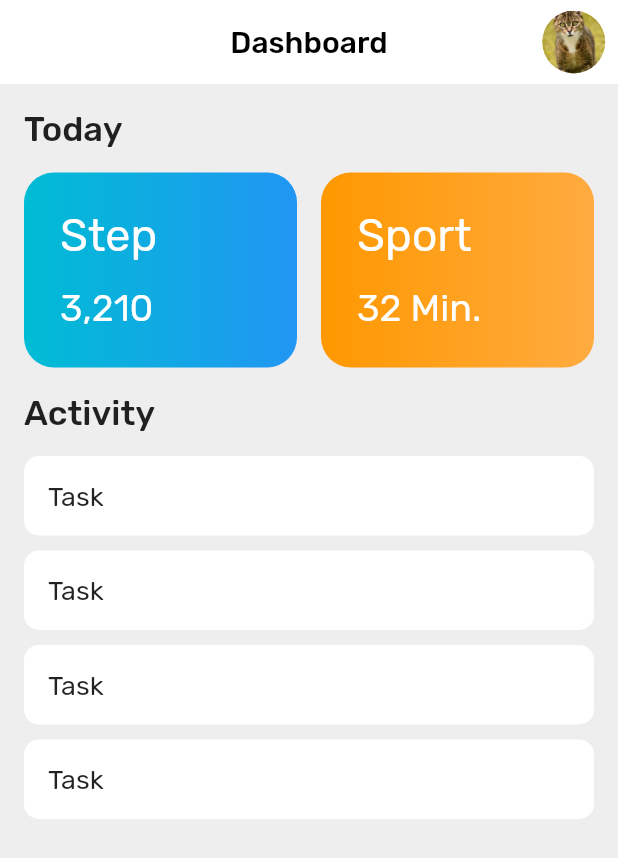
After one commit to anusornleo/100_Day_Flutter, a Flutter app: the Dashboard screen opened directly, on a phone screen of 412 x 824 dp. The commit adds this screen. Shown: the top 858 px of the screen. Run offline on Flutter 3.47's test engine with Material 2 defaults, Android fonts, the phone set to English and light mode, and no system bars; our stand-ins replace page_transition, simple_animations; missing offline and left inert: animator.

Commit message:
finnish day 6

```diff
--- a/lib/File100Day/Day_5/Day5.dart
+++ b/lib/File100Day/Day_5/Day5.dart
@@ -96,7 +96,7 @@ class _Day5State extends State<Day5> {
                                       color: Colors.grey[300],
                                       borderRadius: BorderRadius.circular(20)),
                                   child: Center(
-                                    child: Text(distance),
+                                    child: Text(distance+" km."),
                                   ),
                                 ),
                               ),
--- /dev/null
+++ b/lib/File100Day/Day_6/Dashboard.dart
@@ -0,0 +1,124 @@
+import 'package:flutter/material.dart';
+import 'package:flutter/widgets.dart';
+
+class Dashboard extends StatefulWidget {
+  @override
+  _DashboardState createState() => _DashboardState();
+}
+
+class _DashboardState extends State<Dashboard> {
+  @override
+  Widget build(BuildContext context) {
+    return Scaffold(
+      backgroundColor: Colors.grey[200],
+      appBar: AppBar(
+        backgroundColor: Colors.white,
+        elevation: 0,
+        title: Text(
+          "Dashboard",
+          style: TextStyle(color: Colors.black),
+        ),
+        leading: Icon(null),
+        centerTitle: true,
+        actions: <Widget>[
+          Container(
+            margin: EdgeInsets.all(7),
+            width: 45,
+            height: 40,
+            decoration: BoxDecoration(
+                image: DecorationImage(
+                    image: AssetImage("assets/JPEG/cat6.jpg"),
+                    fit: BoxFit.cover),
+                shape: BoxShape.circle),
+          )
+        ],
+      ),
+      body: Container(
+        padding: EdgeInsets.all(16),
+        child: Column(
+          mainAxisAlignment: MainAxisAlignment.start,
+          crossAxisAlignment: CrossAxisAlignment.start,
+          children: <Widget>[
+            Padding(
+              padding: const EdgeInsets.only(bottom: 16),
+              child: Text("Today",style: TextStyle(fontSize: 23,fontWeight: FontWeight.w500)),
+            ),
+            Row(
+              children: <Widget>[
+                Container(
+                  padding: EdgeInsets.all(24),
+                  height: 130,
+                  width: ((MediaQuery.of(context).size.width - 32) / 2) - 8,
+                  decoration: BoxDecoration(
+                      gradient:
+                          LinearGradient(colors: [Colors.cyan, Colors.blue]),
+                      borderRadius: BorderRadius.circular(20)),
+                  child: Column(
+                    crossAxisAlignment: CrossAxisAlignment.start,
+                    mainAxisAlignment: MainAxisAlignment.spaceBetween,
+                    children: <Widget>[
+                      Text(
+                        "Step",
+                        style: TextStyle(fontSize: 30, color: Colors.white),
+                      ),
+                      Text("3,210",
+                          style: TextStyle(fontSize: 25, color: Colors.white)),
+                    ],
+                  ),
+                ),
+                SizedBox(
+                  width: 16,
+                ),
+                Container(
+                  padding: EdgeInsets.all(24),
+                  height: 130,
+                  width: ((MediaQuery.of(context).size.width - 32) / 2) - 8,
+                  decoration: BoxDecoration(
+                      gradient: LinearGradient(
+                          colors: [Colors.orange, Colors.orangeAccent]),
+                      borderRadius: BorderRadius.circular(20)),
+                  child: Column(
+                    crossAxisAlignment: CrossAxisAlignment.start,
+                    mainAxisAlignment: MainAxisAlignment.spaceBetween,
+                    children: <Widget>[
+                      Text(
+                        "Sport",
+                        style: TextStyle(fontSize: 30, color: Colors.white),
+                      ),
+                      Text("32 Min.",
+                          style: TextStyle(fontSize: 25, color: Colors.white)),
+                    ],
+                  ),
+                ),
+              ],
+            ),
+            Padding(
+              padding: const EdgeInsets.symmetric(vertical: 16),
+              child: Text("Activity",style: TextStyle(fontSize: 23,fontWeight: FontWeight.w500),),
+            ),
+            Expanded(
+              child: ListView.separated(
+                  physics: const NeverScrollableScrollPhysics(),
+                  itemBuilder: (context, index) {
+                    return Container(
+                      padding: EdgeInsets.all(16),
+                      decoration: BoxDecoration(
+                        borderRadius: BorderRadius.circular(10),
+                        color: Colors.white
+                      ),
+                      child: Text("Task",style: TextStyle(fontSize: 18),),
+                    );
+                  },
+                  separatorBuilder: (context, index) {
+                    return SizedBox(
+                      height: 10,
+                    );
+                  },
+                  itemCount: 4),
+            )
+          ],
+        ),
+      ),
+    );
+  }
+}
--- a/lib/Pages/Home.dart
+++ b/lib/Pages/Home.dart
@@ -1,7 +1,7 @@
 import 'package:flutter/material.dart';
 
 class Home extends StatelessWidget {
-  final List<String> listDay = ["1", "2", "3","4","5"];
+  final List<String> listDay = ["1", "2", "3","4","5","6"];
 
   @override
   Widget build(BuildContext context) {
--- a/lib/main.dart
+++ b/lib/main.dart
@@ -3,6 +3,7 @@ import 'package:flutterui100day/File100Day/Day_1/Day_1.dart';
 import 'package:flutterui100day/File100Day/Day_2/Day_2.dart';
 import 'package:flutterui100day/File100Day/Day_3/StartPage.dart';
 import 'package:flutterui100day/File100Day/Day_5/Day5.dart';
+import 'package:flutterui100day/File100Day/Day_6/Home.dart';
 import 'package:flutterui100day/Pages/Home.dart';
 
 import 'File100Day/Day_4/Day4.dart';
@@ -33,6 +34,7 @@ class MyApp extends StatelessWidget {
         '/3': (context) => Day3(),
         '/4': (context) => Day4(),
         '/5': (context) => Day5(),
+        '/6': (context) => Day6()
       },
     );
   }
```
Also changed, not shown: lib/File100Day/Day_6/Home.dart (added, +168 -0 lines).
